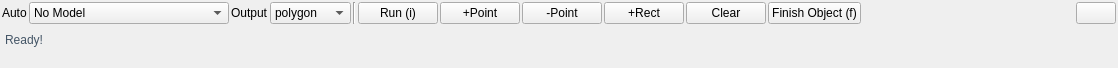
CVHub520/X-AnyLabeling, file anylabeling/views/labeling/widgets/auto_labeling/auto_labeling.ui: the form before one commit.
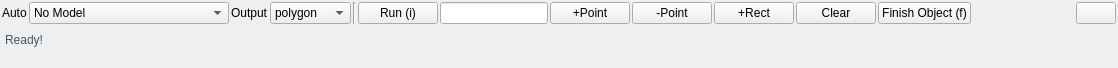
The form after the commit. Icons and pictures are not drawn.

Patch:
```diff
--- a/anylabeling/views/labeling/widgets/auto_labeling/auto_labeling.ui
+++ b/anylabeling/views/labeling/widgets/auto_labeling/auto_labeling.ui
@@ -106,6 +106,13 @@
        </property>
       </widget>
      </item>
+     <item>
+      <widget class="QLineEdit" name="edit_text">
+       <property name="text">
+        <string></string>
+       </property>
+      </widget>
+     </item>
      <item>
       <widget class="QPushButton" name="button_add_point">
        <property name="text">
```
